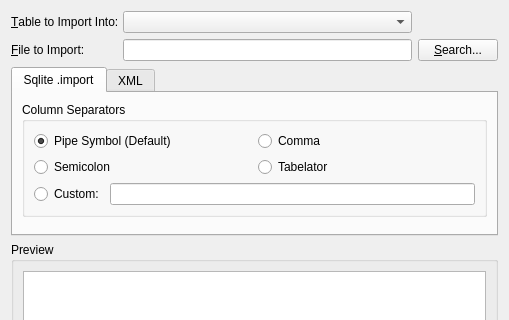
Qt form Sqliteman/sqliteman/importtabledialog.ui (iamkjg/sqliteman) before a commit; both pictures show x 0 to 509 and y 0 to 320 of the 509 by 480 pixel window.
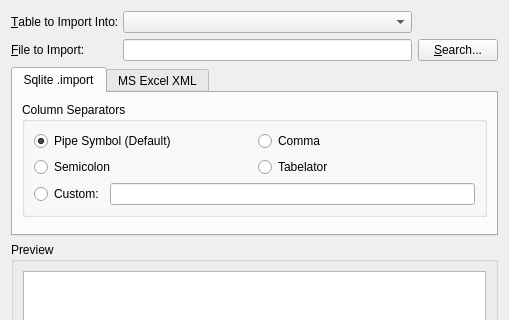
The same form after that commit.

Commit message: MS Excel XML Preview is working

```diff
--- a/Sqliteman/sqliteman/importtabledialog.ui
+++ b/Sqliteman/sqliteman/importtabledialog.ui
@@ -127,7 +127,7 @@
      </widget>
      <widget class="QWidget" name="xmlImport" >
       <attribute name="title" >
-       <string>XML</string>
+       <string>MS Excel XML</string>
       </attribute>
       <widget class="QLabel" name="label_3" >
        <property name="geometry" >
```
The commit also changes 2 other files.
